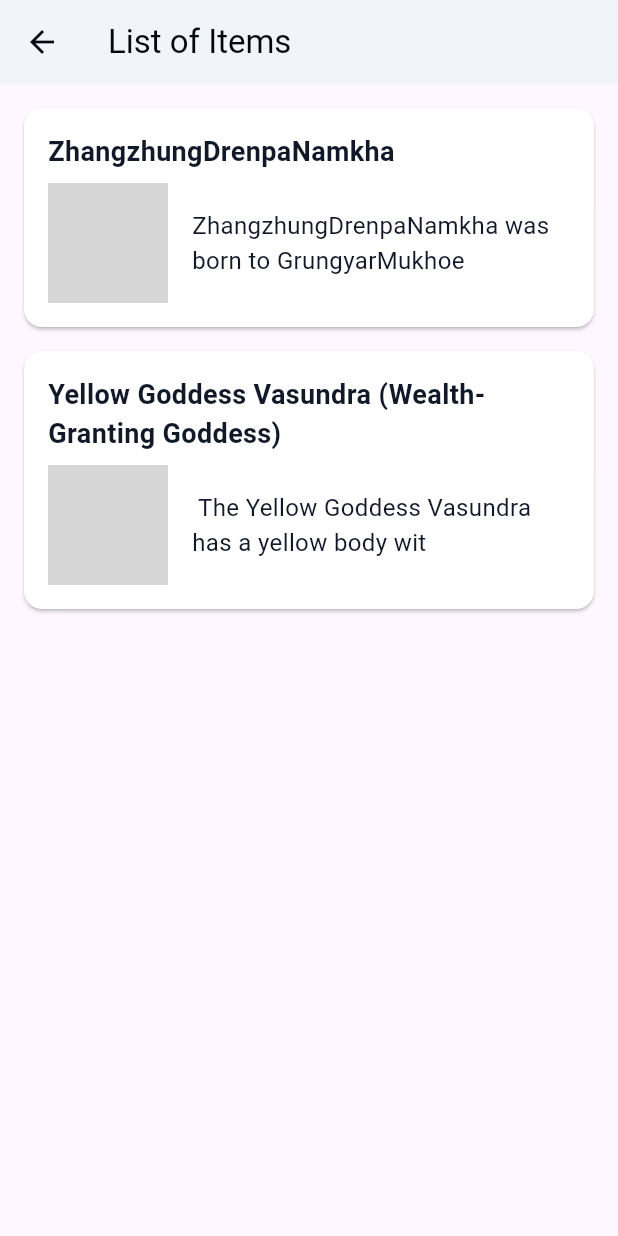
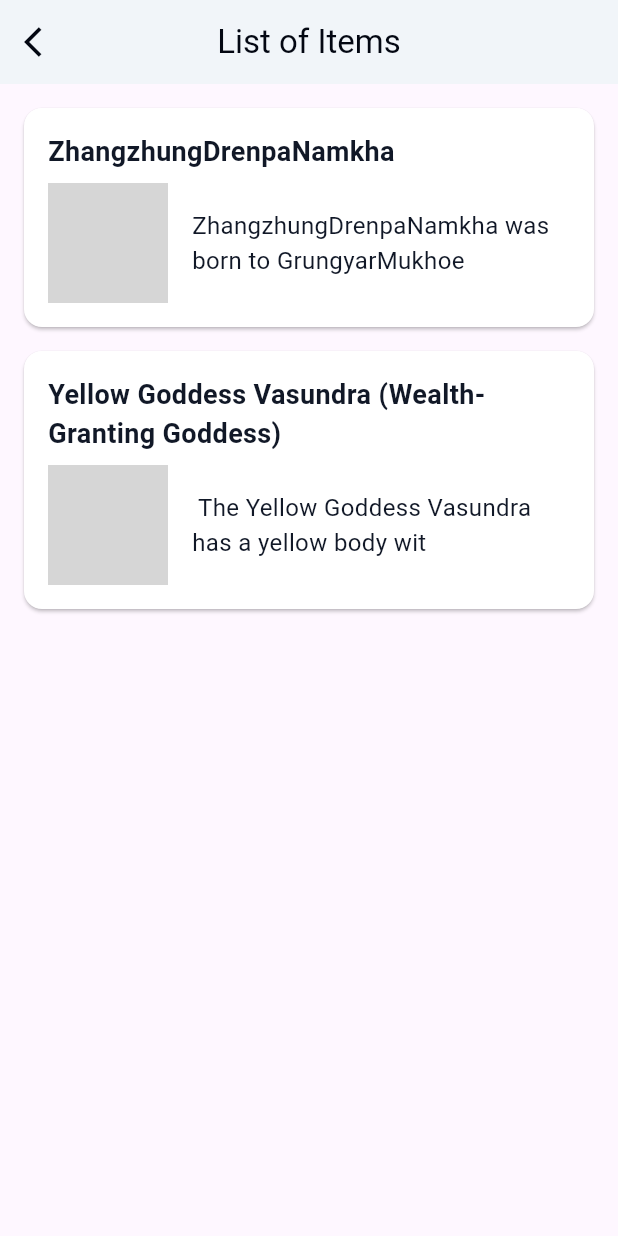
Before and after one commit to OpenPecha/gompa-tour, a Flutter app: the ListScreen screen opened directly, on a phone screen of 412 x 824 dp. Run offline on Flutter 3.47's test engine with Material 3 defaults, Android fonts, the phone set to English and light mode, and no system bars; our stand-ins replace audioplayers, cached_network_image, flutter_map, flutter_riverpod, flutter_tts, go_router and 3 more; missing offline and left inert: mobile_scanner; accounts and stored records are empty; generated files the repository leaves out were written again; network calls fail; Roboto replaces fonts that are missing (Nunito); grey boxes are pictures that could not be loaded.

Commit message:
updated appbar

```diff
--- a/lib/ui/screen/list_screen.dart
+++ b/lib/ui/screen/list_screen.dart
@@ -1,5 +1,6 @@
 import 'package:flutter/material.dart';
 import 'package:gompa_tour/ui/screen/details_screen.dart';
+import 'package:gompa_tour/ui/widget/gonpa_app_bar.dart';
 
 class ListScreen extends StatelessWidget {
   final List<Item> items;
@@ -9,9 +10,7 @@ class ListScreen extends StatelessWidget {
   @override
   Widget build(BuildContext context) {
     return Scaffold(
-      appBar: AppBar(
-        title: const Text('List of Items'),
-      ),
+      appBar: const GonpaAppBar(title: 'List of Items'),
       body: ListView.builder(
         itemCount: items.length,
         itemBuilder: (context, index) {
```
Also changed, not shown: lib/ui/screen/deties_list_screen.dart (+0 -13 lines).
